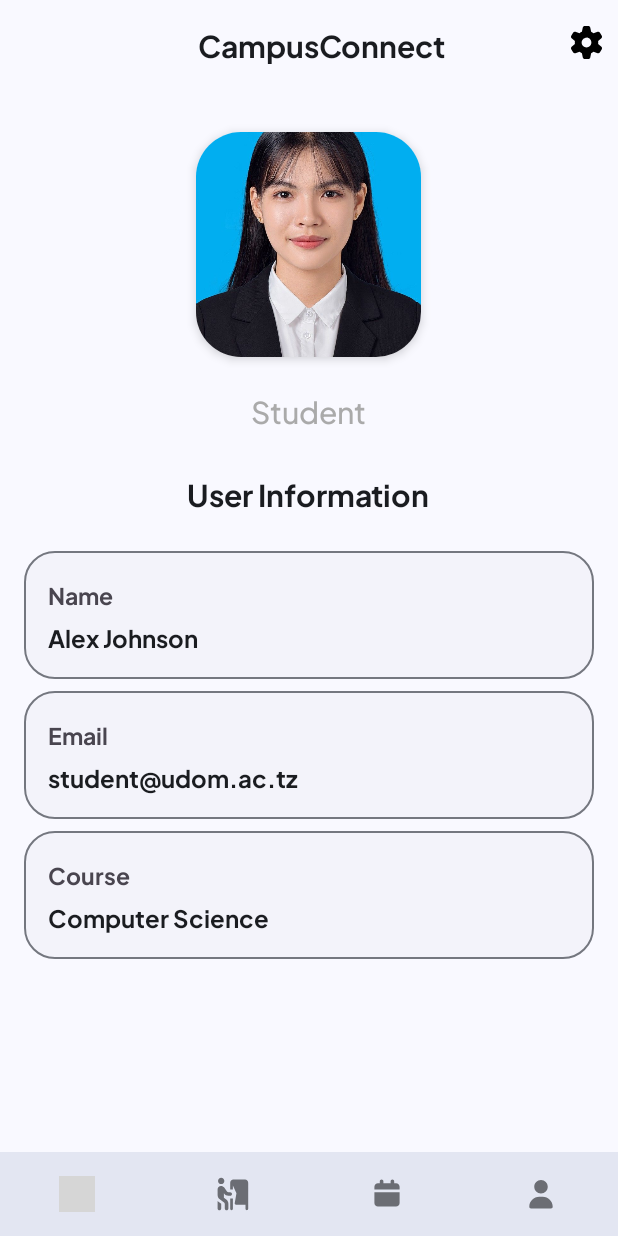
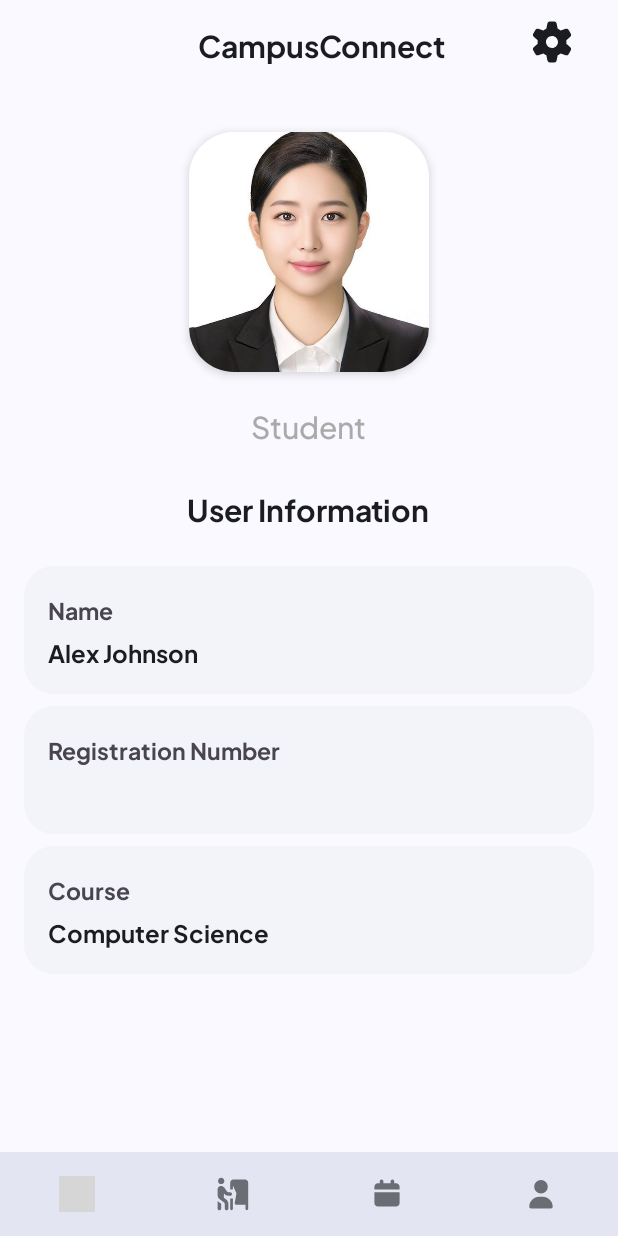
Before and after one commit to M-Skilla/campus, an Android app: the fragment ProfileFragment placed in its activity, on a phone screen of 412 x 824 dp. Run offline under Robolectric (Android 15) with nearby library versions, the phone set to English and light mode, and no system bars; our stand-ins replace Firebase (no records; nobody signed in at launch, a user with empty details on screens opened directly); 2 statements that could not run were skipped; grey boxes are pictures that could not be loaded.

Commit message:
Refactor profile layout with updated UI components and improved design

```diff
--- a/app/src/main/res/drawable/profile_text.xml
+++ b/app/src/main/res/drawable/profile_text.xml
@@ -5,6 +5,6 @@
         <solid android:color="@color/md_theme_surfaceContainerLow" />
         <corners android:radius="20dp" />
         <stroke
-            android:width="1dp"
+            android:width="0dp"
             android:color="@color/md_theme_outline" />
     </shape>
--- a/app/src/main/res/layout/fragment_profile.xml
+++ b/app/src/main/res/layout/fragment_profile.xml
@@ -37,18 +37,22 @@
                 app:layout_constraintBottom_toBottomOf="parent"
                 android:gravity="center" />
 
-            <ImageView
+            <com.google.android.material.button.MaterialButton
                 android:id="@+id/settings_icon"
-                android:layout_width="26dp"
-                android:layout_height="26dp"
-                android:src="@drawable/settings_icon"
-                android:contentDescription="@string/notifications"
+                style="@style/Widget.Material3.Button.Icon"
+                android:layout_width="36dp"
+                android:layout_height="36dp"
+                app:icon="@drawable/settings_icon"
+                android:contentDescription="@string/settings"
                 app:layout_constraintEnd_toEndOf="parent"
                 app:layout_constraintTop_toTopOf="parent"
                 android:clickable="true"
-                android:background="?android:attr/selectableItemBackground"
+                android:backgroundTint="@color/md_theme_background"
                 app:layout_constraintBottom_toBottomOf="parent"
-                android:layout_marginEnd="8dp" />
+                android:layout_marginEnd="26dp"
+                app:iconSize="32dp"
+                android:paddingLeft="2dp"
+                app:iconTint="?attr/colorOnSurface" />
 
         </androidx.constraintlayout.widget.ConstraintLayout>
     </androidx.appcompat.widget.Toolbar>
@@ -87,12 +91,12 @@
                     <!-- Profile image -->
                     <com.google.android.material.imageview.ShapeableImageView
                         android:id="@+id/profile_image"
-                        android:layout_width="150dp"
-                        android:layout_height="150dp"
+                        android:layout_width="160dp"
+                        android:layout_height="160dp"
                         android:padding="0dp"
                         android:contentDescription="@string/alex_johnson"
                         android:scaleType="centerCrop"
-                        android:src="@drawable/profile_image">
+                        android:src="@drawable/profile">
                     </com.google.android.material.imageview.ShapeableImageView>
                 </androidx.cardview.widget.CardView>
 
@@ -176,17 +180,16 @@
                     <TextView
                         android:layout_width="wrap_content"
                         android:layout_height="wrap_content"
-                        android:text="Email"
+                        android:text="Registration Number"
                         android:textSize="15sp"
                         android:fontFamily="@font/jakarta_bold"
                         android:layout_marginBottom="4dp" />
 
                     <TextView
-                        android:id="@+id/email_input"
+                        android:id="@+id/registrationEditText"
                         android:layout_width="match_parent"
                         android:layout_height="wrap_content"
                         android:background="@android:color/transparent"
-                        android:text="@string/email"
                         android:textSize="16sp"
                         android:fontFamily="@font/jakarta_bold"
                         android:textColor="?attr/colorOnSurface"
```
Also changed, not shown: app/src/main/res/drawable/profile.jpeg (added).
